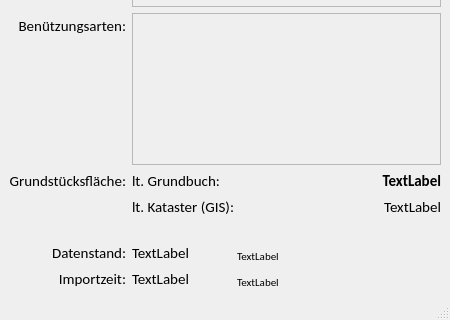
Qt form core/scopes/gst/gst_version.ui (gidhoog/AlmGIS) before a commit; both pictures show x 0 to 450 and y 180 to 500 of the 450 by 500 pixel window.
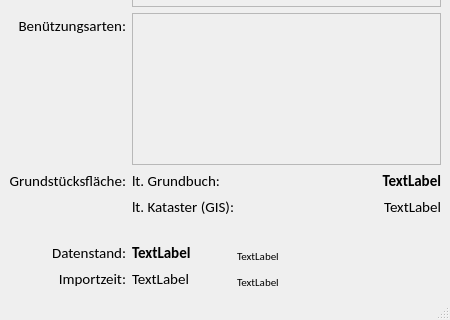
The same form after that commit.

The edit to the form file:
```diff
--- a/core/scopes/gst/gst_version.ui
+++ b/core/scopes/gst/gst_version.ui
@@ -12,7 +12,7 @@
   </property>
   <property name="minimumSize">
    <size>
-    <width>450</width>
+    <width>400</width>
     <height>500</height>
    </size>
   </property>
@@ -29,6 +29,8 @@
          <font>
           <family>Calibri</family>
           <pointsize>11</pointsize>
+          <weight>75</weight>
+          <bold>true</bold>
          </font>
         </property>
         <property name="text">
```
Left out of the diff: 4 changed lines with no effect on the pictures.
